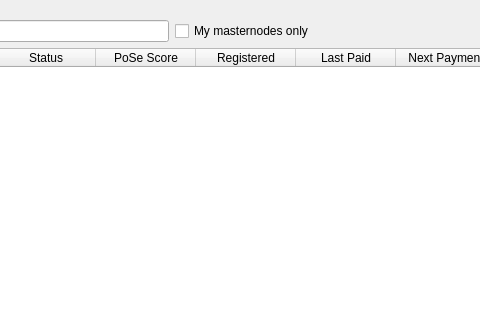
This is src/qt/forms/masternodelist.ui in Youngstar4/documentchain as Qt 5 draws it before an edit; both pictures show x 125 to 605 and y 0 to 320 of the 762 by 457 pixel window. The edited form follows.
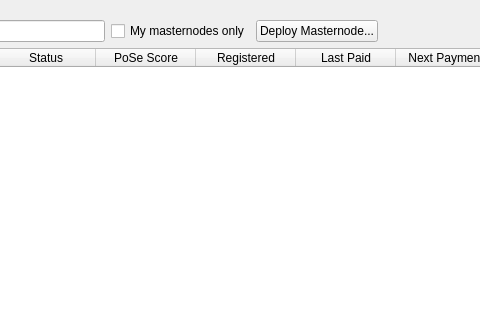
This is the edited form.

Commit message: Guided masternode provisioning

```diff
--- a/src/qt/forms/masternodelist.ui
+++ b/src/qt/forms/masternodelist.ui
@@ -75,6 +75,19 @@
            </property>
           </widget>
          </item>
+         <item>
+          <widget class="QPushButton" name="pushButtonMasternodeAdd">
+           <property name="styleSheet">
+            <string notr="true"/>
+           </property>
+           <property name="text">
+            <string>Deploy Masternode...</string>
+           </property>
+           <property name="autoDefault">
+            <bool>false</bool>
+           </property>
+          </widget>
+         </item>
          <item>
           <spacer name="horizontalSpacer_4">
            <property name="orientation">
```
The commit also changes 2 other files.
